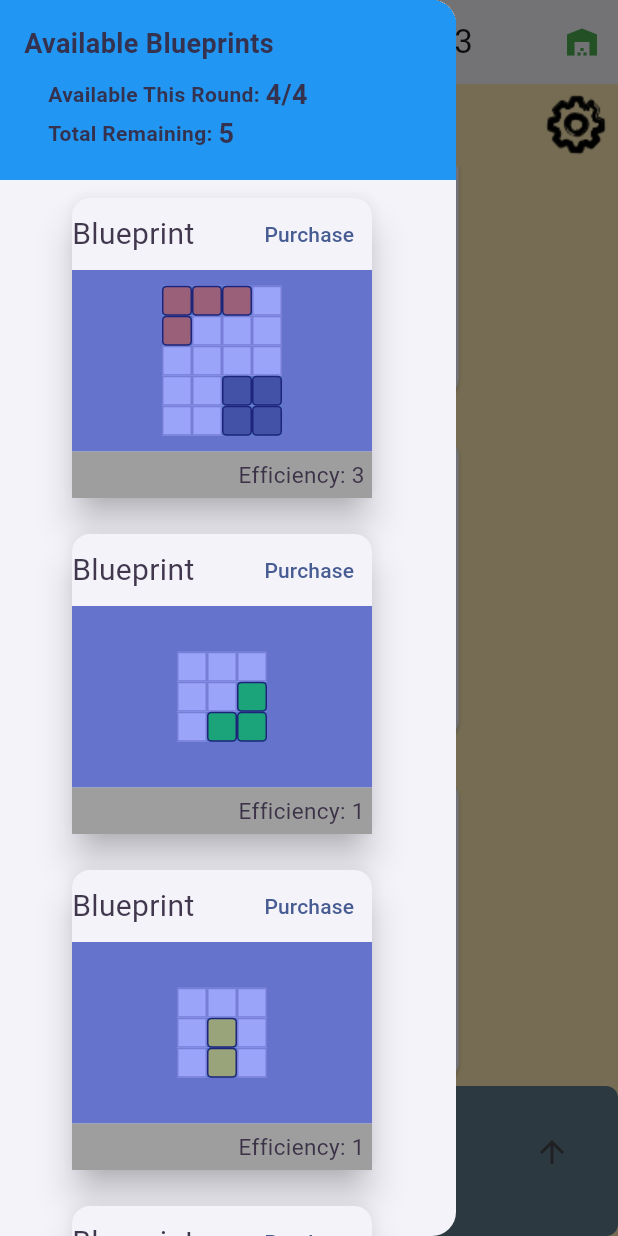
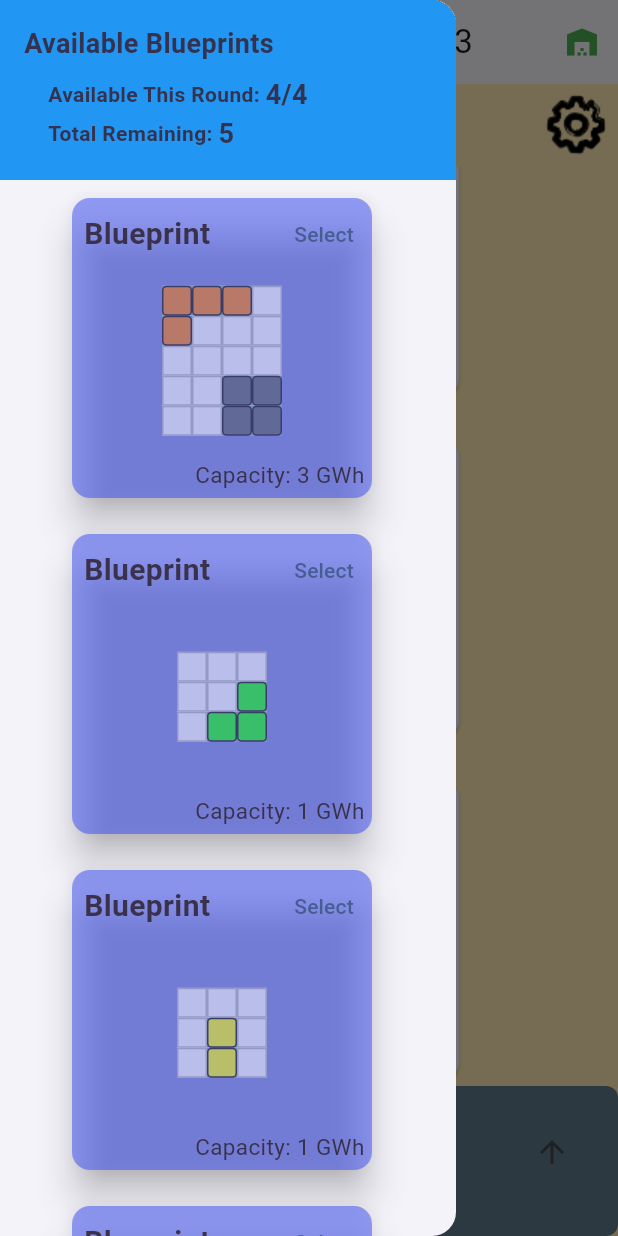
Before and after one commit to agthatch/power_panels, a Flutter app: the PlaySessionScreen screen opened by its route, scrolled down 279 dp, after a tap on the "document scanner" icon, on a phone screen of 412 x 824 dp. Run offline on Flutter 3.47's test engine with Material 3 defaults, Android fonts, the phone set to English and light mode, and no system bars; our stand-ins replace audioplayers, go_router, shared_preferences, shimmer; accounts and stored records are empty.

Commit message:
Visual changes for BluePrints

```diff
--- a/lib/game_internals/blueprint/blueprint.dart
+++ b/lib/game_internals/blueprint/blueprint.dart
@@ -5,13 +5,13 @@ class Blueprint {
   static final Uuid uuid = Uuid();
   final int xDim;
   final int yDim;
-  final int generationValue;
+  final int storageCapacity;
   final List<PlacedPiece> preFitPieces;
   final String id = uuid.v4();
 
   Blueprint(
       {required this.xDim,
       required this.yDim,
-      required this.generationValue,
+      required this.storageCapacity,
       required this.preFitPieces});
 }
--- a/lib/game_internals/blueprint/blueprint_builder.dart
+++ b/lib/game_internals/blueprint/blueprint_builder.dart
@@ -4,14 +4,14 @@ import 'package:card/game_internals/piece/placed_piece.dart';
 class BlueprintBuilder {
   int xDim = 5;
   int yDim = 5;
-  int generationValue = 5;
+  int storageCapacity = 5;
   List<PlacedPiece> preFitPieces = [];
 
   Blueprint build() {
     return Blueprint(
         xDim: xDim,
         yDim: yDim,
-        generationValue: generationValue,
+        storageCapacity: storageCapacity,
         preFitPieces: preFitPieces);
   }
 
@@ -25,8 +25,8 @@ class BlueprintBuilder {
     return this;
   }
 
-  BlueprintBuilder withGenerationValue(int generationValue) {
-    this.generationValue = generationValue;
+  BlueprintBuilder withStorageCapacity(int storageCapacity) {
+    this.storageCapacity = storageCapacity;
     return this;
   }
 
--- a/lib/game_internals/farm/solar_farm.dart
+++ b/lib/game_internals/farm/solar_farm.dart
@@ -21,10 +21,10 @@ class SolarFarm {
     required this.bayCount,
   });
 
-  get dailyGeneration => () {
+  get dailyCapacity => () {
         int res = 0;
         for (Panel panel in _activePanels) {
-          res += panel.generationValue;
+          res += panel.storageCapacity;
         }
         return res;
       };
--- a/lib/game_internals/panel/panel.dart
+++ b/lib/game_internals/panel/panel.dart
@@ -13,7 +13,7 @@ import 'package:card/game_internals/xy_coordinate.dart';
 class Panel {
   final int dimX;
   final int dimY;
-  final int generationValue;
+  final int storageCapacity;
   late int nodeCount;
 
   bool puzzleComplete = false;
@@ -25,14 +25,14 @@ class Panel {
   bool? canAcceptHoveringPiece;
 
   Panel(
-      {required this.generationValue, required this.dimX, required this.dimY}) {
+      {required this.storageCapacity, required this.dimX, required this.dimY}) {
     nodes = List.generate(dimX, (i) => List.generate(dimY, (j) => PanelNode()));
     nodeCount = dimX * dimY;
   }
 
   static Panel fromBlueprint(Blueprint blueprint) {
     Panel res = Panel(
-        generationValue: blueprint.generationValue,
+        storageCapacity: blueprint.storageCapacity,
         dimX: blueprint.xDim,
         dimY: blueprint.yDim);
     for (PlacedPiece piece in blueprint.preFitPieces) {
--- a/lib/play_session/blueprint/blueprint_widget.dart
+++ b/lib/play_session/blueprint/blueprint_widget.dart
@@ -21,6 +21,7 @@ class _BlueprintWidgetState extends State<BlueprintWidget> {
 
     return Card(
       elevation: 10.0,
+      color: Color.fromARGB(255, 54, 73, 244).withOpacity(0.5),
       child: SizedBox(
         width: 200,
         height: 200,
@@ -31,23 +32,17 @@ class _BlueprintWidgetState extends State<BlueprintWidget> {
             _createTopSection(boardState),
             // Middle section with blue container
             Expanded(
-              child: Stack(
-                children: [
-                  FrameWidget(panel: Panel.fromBlueprint(widget.blueprint)),
-                  Container(
-                    color: Color.fromARGB(255, 54, 73, 244)
-                        .withOpacity(0.5), // semi-transparent red
-                  ),
-                ],
-              ),
+              child: Opacity(
+                  opacity: 0.5,
+                  child: FrameWidget(
+                      panel: Panel.fromBlueprint(widget.blueprint))),
             ),
             // Bottom section with text
             Container(
-              color: Colors.grey,
               alignment: Alignment.centerRight,
               padding: EdgeInsets.all(5.0),
               child: Text(
-                'Efficiency: ${widget.blueprint.generationValue}',
+                'Capacity: ${widget.blueprint.storageCapacity} GWh',
                 style: TextStyle(fontSize: 15.0),
               ),
             ),
@@ -59,9 +54,12 @@ class _BlueprintWidgetState extends State<BlueprintWidget> {
 
   Widget _createTopSection(BoardState boardState) {
     return Row(children: [
-      Text(
-        'Blueprint',
-        style: TextStyle(fontSize: 20.0),
+      Padding(
+        padding: const EdgeInsets.symmetric(vertical: 0.0, horizontal: 8.0),
+        child: Text(
+          'Blueprint',
+          style: TextStyle(fontSize: 20.0, fontWeight: FontWeight.bold),
+        ),
       ),
       Expanded(
         child: Align(
@@ -72,7 +70,7 @@ class _BlueprintWidgetState extends State<BlueprintWidget> {
                     boardState.purchaseBlueprint(widget.blueprint);
                   }
                 : null,
-            child: Text('Purchase'), // Button text
+            child: Text('Select'), // Button text
           ),
         ),
       ),
--- a/lib/play_session/card/play_session_screen.dart
+++ b/lib/play_session/card/play_session_screen.dart
@@ -338,7 +338,7 @@ Widget createSolarFarmHeader(BoardState boardState) {
                   fontSize: 14,
                 )),
           ),
-          Text('${boardState.solarFarm.dailyGeneration()}',
+          Text('${boardState.solarFarm.dailyCapacity()}',
               style: TextStyle(
                 fontWeight: FontWeight.bold,
                 fontSize: 18,
@@ -408,7 +408,7 @@ BlueprintProvider _easyBlueprints() {
   provider.addBlueprint(BlueprintBuilder()
       .withXDim(4)
       .withYDim(5)
-      .withGenerationValue(3)
+      .withStorageCapacity(3)
       .withPrefitPiece(PlacedPieceBuilder()
           .withShape(Shape.L)
           .withRotation(Rotation.R90)
@@ -425,7 +425,7 @@ BlueprintProvider _easyBlueprints() {
   provider.addBlueprint(BlueprintBuilder()
       .withXDim(3)
       .withYDim(3)
-      .withGenerationValue(1)
+      .withStorageCapacity(1)
       .withPrefitPiece(PlacedPieceBuilder()
           .withShape(Shape.corner)
           .withRotation(Rotation.R0)
@@ -436,7 +436,7 @@ BlueprintProvider _easyBlueprints() {
   provider.addBlueprint(BlueprintBuilder()
       .withXDim(3)
       .withYDim(3)
-      .withGenerationValue(1)
+      .withStorageCapacity(1)
       .withPrefitPiece(PlacedPieceBuilder()
           .withShape(Shape.lineTwo)
           .withRotation(Rotation.R0)
@@ -447,7 +447,7 @@ BlueprintProvider _easyBlueprints() {
   provider.addBlueprint(BlueprintBuilder()
       .withXDim(3)
       .withYDim(3)
-      .withGenerationValue(1)
+      .withStorageCapacity(1)
       .withPrefitPiece(PlacedPieceBuilder()
           .withShape(Shape.single)
           .withRotation(Rotation.R0)
@@ -458,7 +458,7 @@ BlueprintProvider _easyBlueprints() {
   provider.addBlueprint(BlueprintBuilder()
       .withXDim(3)
       .withYDim(3)
-      .withGenerationValue(1)
+      .withStorageCapacity(1)
       .withPrefitPiece(PlacedPieceBuilder()
           .withShape(Shape.square)
           .withRotation(Rotation.R0)
--- a/lib/play_session/card/player_hand_widget.dart
+++ b/lib/play_session/card/player_hand_widget.dart
@@ -52,6 +52,7 @@ class _PlayerHandWidgetState extends State<PlayerHandWidget> {
       child: Padding(
         padding: const EdgeInsets.all(20.0),
         child: Column(
+          mainAxisSize: MainAxisSize.min,
           children: [
             IconButton(
                 onPressed: _toggleExpanded,
--- a/lib/play_session/farm/solar_panel_widget.dart
+++ b/lib/play_session/farm/solar_panel_widget.dart
@@ -26,7 +26,7 @@ class SolarPanelWidget extends StatelessWidget {
             Padding(
               padding: const EdgeInsets.all(8.0),
               child: Text(
-                'Daily Production: ${panel.generationValue}',
+                'Daily Production: ${panel.storageCapacity}',
                 style: TextStyle(
                   fontWeight: FontWeight.bold,
                 ),
--- a/lib/play_session/panel_widget.dart
+++ b/lib/play_session/panel_widget.dart
@@ -52,7 +52,6 @@ class FrameWidget extends StatelessWidget {
     return Container(
       width: 200.0,
       height: 200.0,
-      color: const Color.fromARGB(255, 150, 158, 165),
       child: Center(
         child: StreamBuilder(
             stream: panel.allChanges,
```
Also changed, not shown: lib/main_menu/main_menu_screen.dart (+15 -4 lines).
